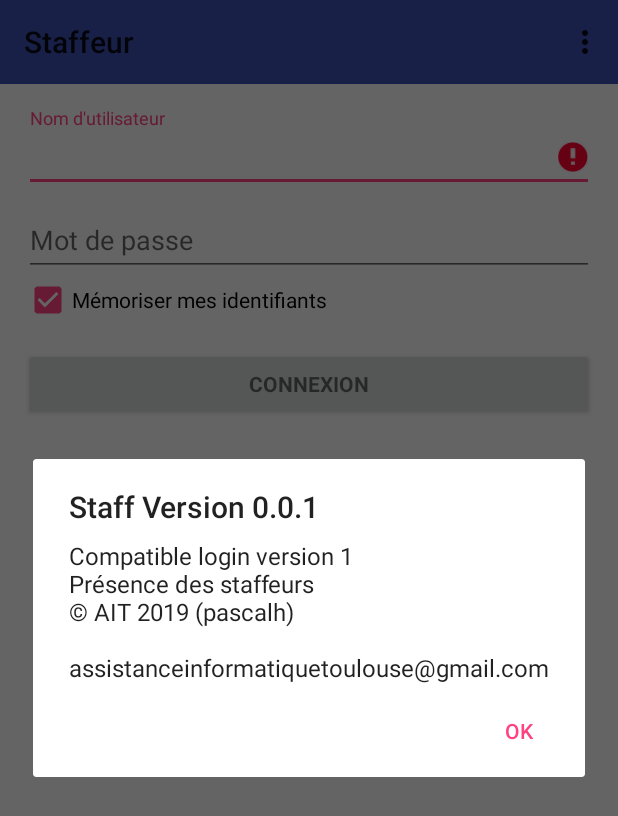
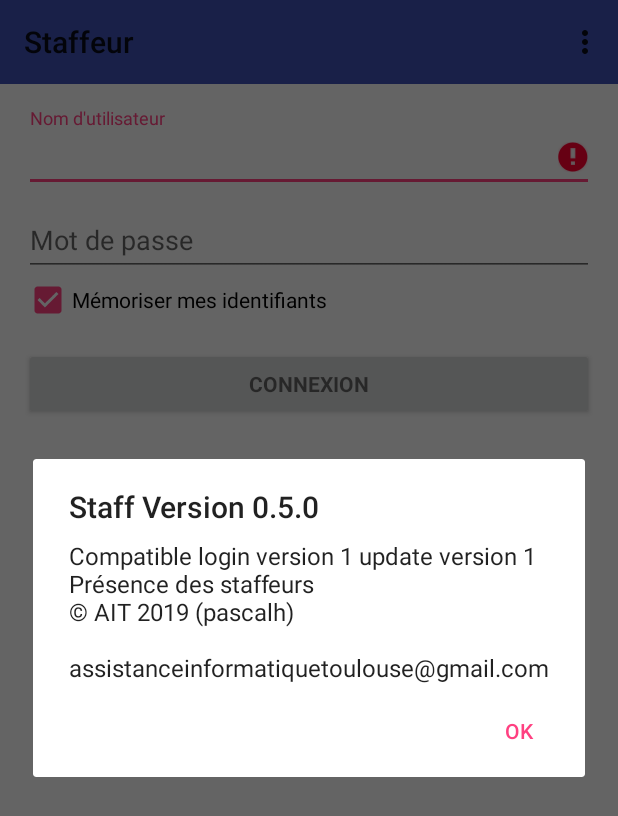
Before and after one commit to pascalheude/Staffeur, an Android app: the screen it shows after launch (StaffeurActivity), in the options menu, after a tap on "About", on a phone screen of 412 x 824 dp. Shown: the top 816 px of the screen. Run offline under Robolectric (Android 15) with nearby library versions, the phone set to English and light mode, and no system bars.

Commit message:
Version 0.5.0 Implémentation de la mise à jour de la BdD Isssue #3 implémentée Changement du répertoire des scripts PHP

```diff
--- a/app/build.gradle
+++ b/app/build.gradle
@@ -7,7 +7,7 @@ android {
         minSdkVersion 19
         targetSdkVersion 26
         versionCode 0
-        versionName '0.0.1'
+        versionName '0.5.0'
         testInstrumentationRunner "android.support.test.runner.AndroidJUnitRunner"
         useLibrary 'org.apache.http.legacy'
     }
--- a/app/src/main/java/com/assistanceinformatiquetoulouse/roulezrose/staffeur/StaffeurActivity.java
+++ b/app/src/main/java/com/assistanceinformatiquetoulouse/roulezrose/staffeur/StaffeurActivity.java
@@ -136,7 +136,9 @@ public class StaffeurActivity extends AppCompatActivity {
             case R.id.menu_about:
                 AlertDialog.Builder lAlertDialog = new AlertDialog.Builder(this);
                 lAlertDialog.setTitle("Staff\nVersion " + this.getString(R.string.version));
-                lAlertDialog.setMessage("Compatible login version " + this.getString(R.string.login_version) + "\nPrésence des staffeurs\n© AIT 2019 (pascalh)\n\nassistanceinformatiquetoulouse@gmail.com");
+                lAlertDialog.setMessage("Compatible login version " + this.getString(R.string.login_version) +
+                        " update version " + this.getString(R.string.update_version) +
+                        "\nPrésence des staffeurs\n© AIT 2019 (pascalh)\n\nassistanceinformatiquetoulouse@gmail.com");
                 lAlertDialog.setPositiveButton("OK", new DialogInterface.OnClickListener() {
                     public void onClick(DialogInterface dialog, int whichButton) {
                     }});
--- a/app/src/main/res/values/strings.xml
+++ b/app/src/main/res/values/strings.xml
@@ -1,7 +1,8 @@
 <resources>
     <string name="app_name">Staffeur</string>
-    <string name="version">0.0.1</string>
+    <string name="version">0.5.0</string>
     <string name="login_version">1</string>
+    <string name="update_version">1</string>
     <string name="prompt_email">Nom d\'utilisateur</string>
     <string name="prompt_password">Mot de passe</string>
     <string name="action_sign_in">Connexion</string>
@@ -9,8 +10,9 @@
     <string name="error_invalid_password">Mot de passe requis</string>
     <string name="error_incorrect_password">Mot de passe incorrect</string>
     <string name="error_field_required">Nom d\'utilisateur requis</string>
-    <!--string name="login_URL">https://192.168.0.100/roulezrose/login.php</string-->
-    <string name="login_URL">https://forum.roulezrose.com/Android/login.php</string>
+    <!--string name="login_URL">https://192.168.0.100/roulezrose/Android/Staffeur/login.php</string-->
+    <string name="login_URL">https://forum.roulezrose.com/Android/Staffeur/login.php</string>
+    <string name="update_URL">https://forum.roulezrose.com/Android/Staffeur/update.php?rando_id=%d&amp;user_id=%d&amp;valeur=%d</string>
     <string name="login">login</string>
     <string name="password">password</string>
     <string name="memorized_data">Memorized data</string>
```
Also changed, not shown: app/src/main/java/com/assistanceinformatiquetoulouse/roulezrose/staffeur/StaffeurDetailActivity.java (+82 -4 lines), app/src/main/res/values/colors.xml (+4 -3 lines).
